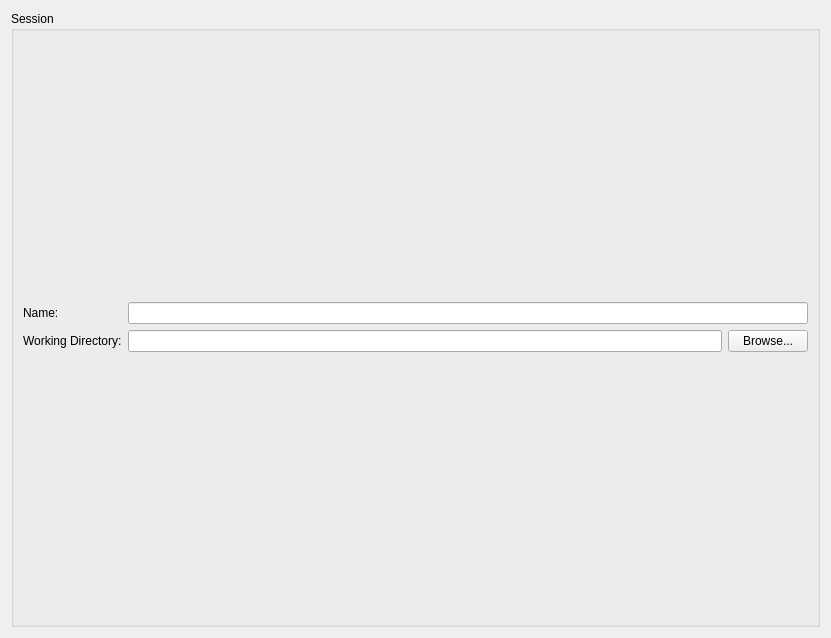
This is gui/ui/ui_setupTab.ui in Team-Guardian/tagger as Qt 5 draws it before an edit. The edited form follows.
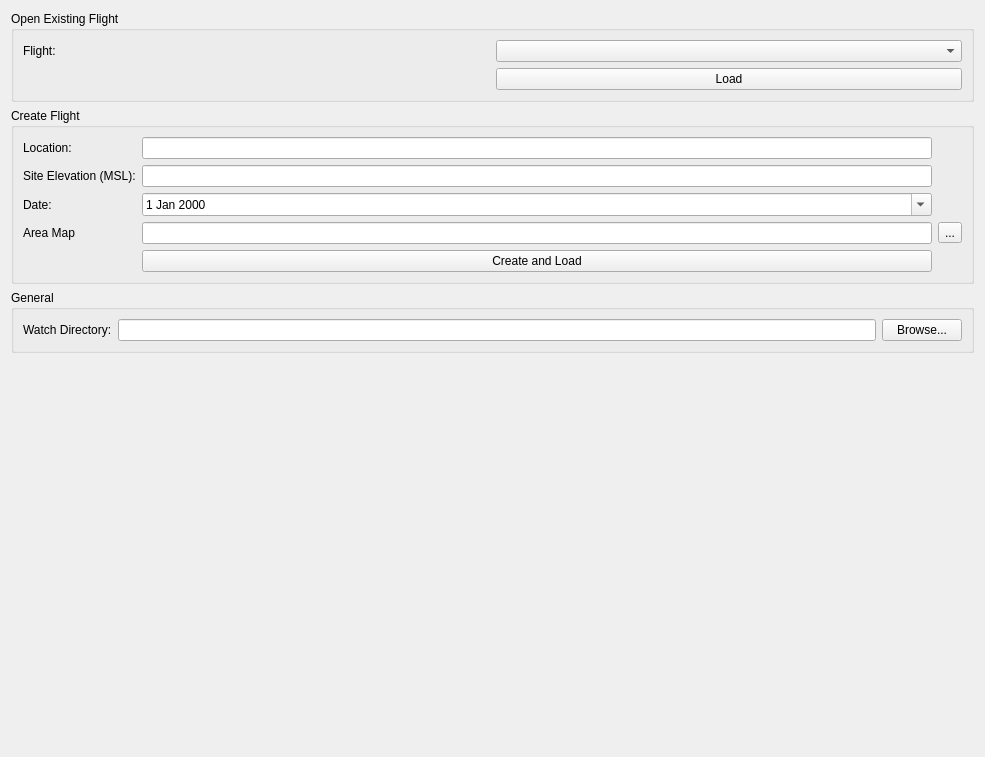
This is the edited form.

Commit message: created Map model, linked Flight with Map using ForeignKey, added area map selector

Diff of the .ui file:
```diff
--- a/gui/ui/ui_setupTab.ui
+++ b/gui/ui/ui_setupTab.ui
@@ -6,54 +6,146 @@
    <rect>
     <x>0</x>
     <y>0</y>
-    <width>831</width>
-    <height>638</height>
+    <width>985</width>
+    <height>757</height>
    </rect>
   </property>
   <property name="windowTitle">
    <string>Form</string>
   </property>
-  <layout class="QHBoxLayout" name="horizontalLayout">
+  <layout class="QVBoxLayout" name="verticalLayout_2">
+   <item>
+    <widget class="QGroupBox" name="groupBox_2">
+     <property name="title">
+      <string>Open Existing Flight</string>
+     </property>
+     <layout class="QGridLayout" name="gridLayout_3">
+      <item row="0" column="1">
+       <widget class="QComboBox" name="combo_flights"/>
+      </item>
+      <item row="0" column="0">
+       <widget class="QLabel" name="label_3">
+        <property name="text">
+         <string>Flight:</string>
+        </property>
+       </widget>
+      </item>
+      <item row="1" column="1">
+       <widget class="QPushButton" name="button_loadFlight">
+        <property name="text">
+         <string>Load</string>
+        </property>
+       </widget>
+      </item>
+     </layout>
+    </widget>
+   </item>
    <item>
     <widget class="QGroupBox" name="groupBox">
      <property name="title">
-      <string>Session</string>
+      <string>Create Flight</string>
      </property>
-     <layout class="QVBoxLayout" name="verticalLayout">
-      <item>
-       <layout class="QGridLayout" name="gridLayout">
-        <item row="2" column="1">
-         <widget class="QLineEdit" name="line_sessionDirectory"/>
-        </item>
-        <item row="2" column="0">
-         <widget class="QLabel" name="label">
-          <property name="text">
-           <string>Working Directory:</string>
-          </property>
-         </widget>
-        </item>
-        <item row="0" column="0">
-         <widget class="QLabel" name="label_2">
-          <property name="text">
-           <string>Name:</string>
-          </property>
-         </widget>
-        </item>
-        <item row="2" column="2">
-         <widget class="QPushButton" name="button_sessionDirectory">
-          <property name="text">
-           <string>Browse...</string>
-          </property>
-         </widget>
-        </item>
-        <item row="0" column="1" colspan="2">
-         <widget class="QLineEdit" name="line_sessionName"/>
-        </item>
-       </layout>
+     <layout class="QGridLayout" name="gridLayout">
+      <item row="4" column="0">
+       <widget class="QLabel" name="label_6">
+        <property name="text">
+         <string>Area Map</string>
+        </property>
+       </widget>
       </item>
+      <item row="0" column="2">
+       <widget class="QLineEdit" name="line_locationName"/>
+      </item>
+      <item row="1" column="2">
+       <widget class="QLineEdit" name="line_siteElevation"/>
+      </item>
+      <item row="2" column="0">
+       <widget class="QLabel" name="label_5">
+        <property name="text">
+         <string>Date:</string>
+        </property>
+       </widget>
+      </item>
+      <item row="2" column="2">
+       <widget class="QDateEdit" name="edit_flightDate">
+        <property name="calendarPopup">
+         <bool>true</bool>
+        </property>
+       </widget>
+      </item>
+      <item row="5" column="2">
+       <widget class="QPushButton" name="button_createFlight">
+        <property name="text">
+         <string>Create and Load</string>
+        </property>
+       </widget>
+      </item>
+      <item row="1" column="0">
+       <widget class="QLabel" name="label_4">
+        <property name="text">
+         <string>Site Elevation (MSL):</string>
+        </property>
+       </widget>
+      </item>
+      <item row="0" column="0">
+       <widget class="QLabel" name="label_2">
+        <property name="text">
+         <string>Location:</string>
+        </property>
+       </widget>
+      </item>
+      <item row="4" column="2">
+       <widget class="QLineEdit" name="line_areaMap"/>
+      </item>
+      <item row="4" column="3">
+       <widget class="QToolButton" name="select_areaMap">
+        <property name="text">
+         <string>...</string>
+        </property>
+       </widget>
+      </item>
      </layout>
     </widget>
    </item>
+   <item>
+    <widget class="QGroupBox" name="groupBox_3">
+     <property name="title">
+      <string>General</string>
+     </property>
+     <layout class="QGridLayout" name="gridLayout_2">
+      <item row="0" column="1">
+       <widget class="QLineEdit" name="line_watchDirectory"/>
+      </item>
+      <item row="0" column="0">
+       <widget class="QLabel" name="label">
+        <property name="text">
+         <string>Watch Directory:</string>
+        </property>
+       </widget>
+      </item>
+      <item row="0" column="2">
+       <widget class="QPushButton" name="button_browseWatchDirectory">
+        <property name="text">
+         <string>Browse...</string>
+        </property>
+       </widget>
+      </item>
+     </layout>
+    </widget>
+   </item>
+   <item>
+    <spacer name="verticalSpacer">
+     <property name="orientation">
+      <enum>Qt::Vertical</enum>
+     </property>
+     <property name="sizeHint" stdset="0">
+      <size>
+       <width>20</width>
+       <height>40</height>
+      </size>
+     </property>
+    </spacer>
+   </item>
   </layout>
  </widget>
  <resources/>
```
Left out of the diff: 10 changed lines with no effect on the pictures. The commit also changes 12 other files.
